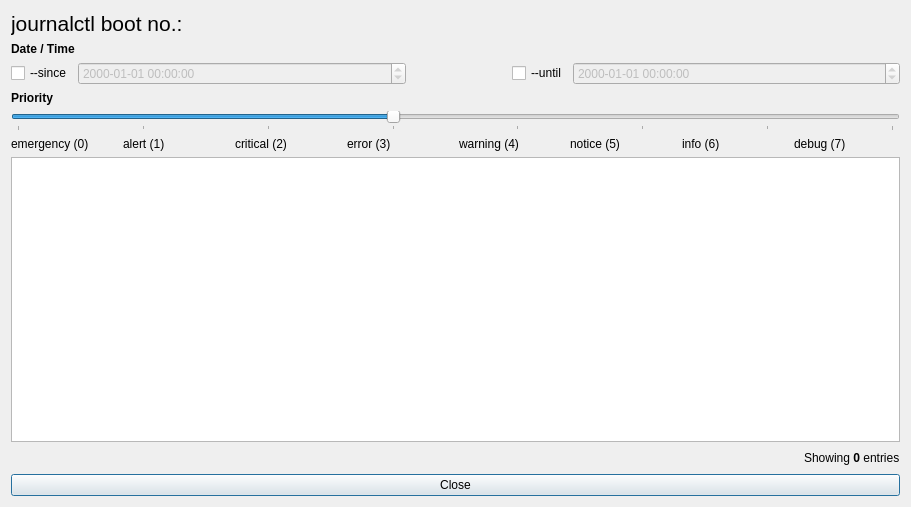
pentix/qjournalctl, file ui/showbootlog.ui: the form before one commit.
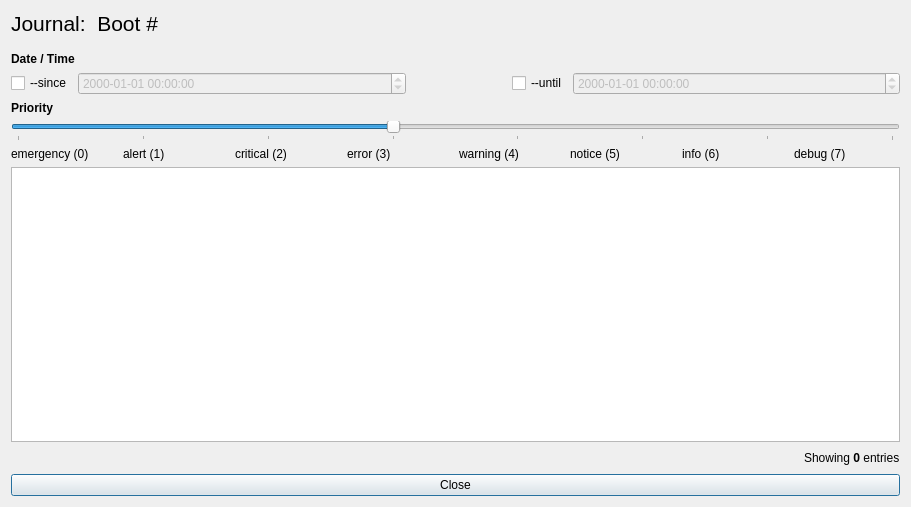
The form after the commit.

```diff
--- a/ui/showbootlog.ui
+++ b/ui/showbootlog.ui
@@ -24,10 +24,26 @@
         </font>
        </property>
        <property name="text">
-        <string>journalctl boot no.:</string>
+        <string>Journal:  Boot #</string>
        </property>
       </widget>
      </item>
+     <item>
+      <spacer name="verticalSpacer">
+       <property name="orientation">
+        <enum>Qt::Vertical</enum>
+       </property>
+       <property name="sizeType">
+        <enum>QSizePolicy::Fixed</enum>
+       </property>
+       <property name="sizeHint" stdset="0">
+        <size>
+         <width>20</width>
+         <height>10</height>
+        </size>
+       </property>
+      </spacer>
+     </item>
      <item>
       <widget class="QLabel" name="label_10">
        <property name="font">
```
